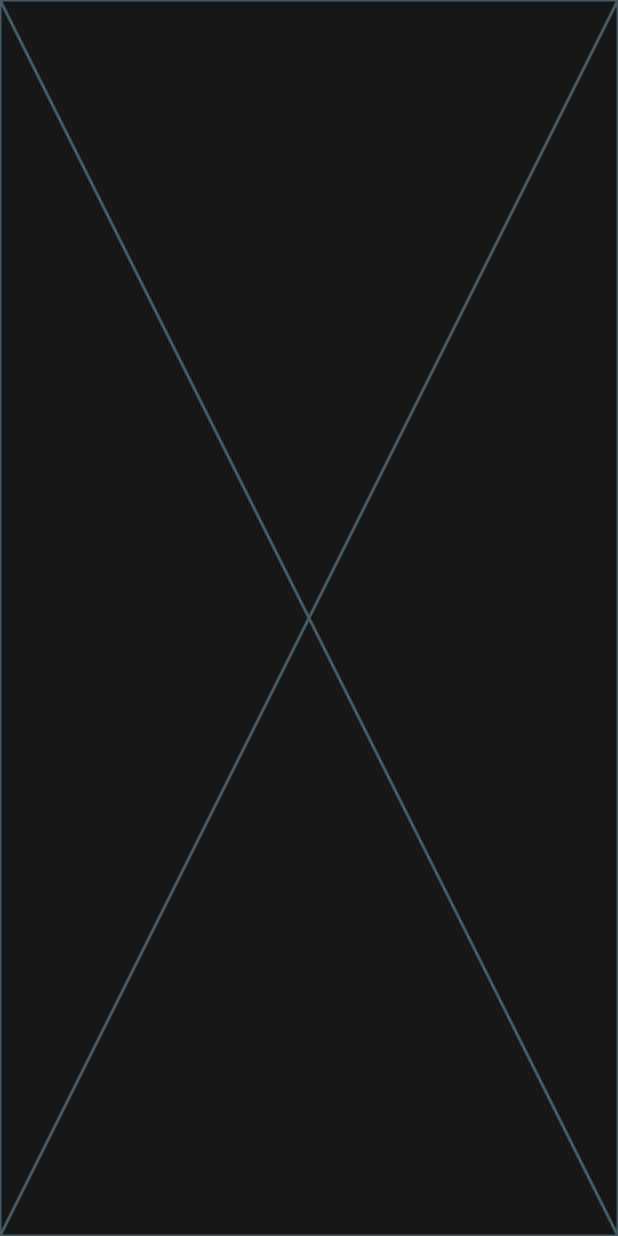
After one commit to vsutedjo/very-magic-maze, a Flutter app: the GameScreen screen opened directly, on a phone screen of 412 x 824 dp. The commit adds this screen. Run offline on Flutter 3.47's test engine with Material 2 defaults, Android fonts, the phone set to English and light mode, and no system bars.

Commit message:
init game files

```diff
--- a/very_magic_maze/lib/main.dart
+++ b/very_magic_maze/lib/main.dart
@@ -1,6 +1,7 @@
 import 'package:flutter/material.dart';
-import 'package:very_magic_maze/screens/start_screen/shared/create_screen.dart';
 import 'package:very_magic_maze/shared/theme.dart';
+
+import 'file:///D:/Misceallneous/Sonstiges/very-magic-maze/very_magic_maze/lib/screens/start_screen/create_screen.dart';
 
 void main() {
   runApp(MyApp());
--- /dev/null
+++ b/very_magic_maze/lib/screens/game/game_screen.dart
@@ -0,0 +1,10 @@
+import 'package:flutter/material.dart';
+
+class GameScreen extends StatelessWidget {
+  @override
+  Widget build(BuildContext context) {
+    return Scaffold(
+      body: Placeholder(),
+    );
+  }
+}
--- a/very_magic_maze/lib/screens/start_screen/shared/create_screen.dart
+++ b/very_magic_maze/lib/screens/start_screen/create_screen.dart
@@ -1,8 +1,8 @@
 import 'package:flutter/material.dart';
 import 'package:very_magic_maze/shared/theme.dart';
 
-import '../start_screen.dart';
 import 'join_screen.dart';
+import 'shared/start_screen.dart';
 
 class CreateScreen extends StartScreen {
   @override
```
Also changed, not shown: very_magic_maze/lib/screens/start_screen/join_screen.dart (renamed from very_magic_maze/lib/screens/start_screen/shared/join_screen.dart, +7 -1 lines), very_magic_maze/lib/api/api.dart (added), very_magic_maze/lib/screens/start_screen/shared/start_screen.dart (renamed from very_magic_maze/lib/screens/start_screen/start_screen.dart).
